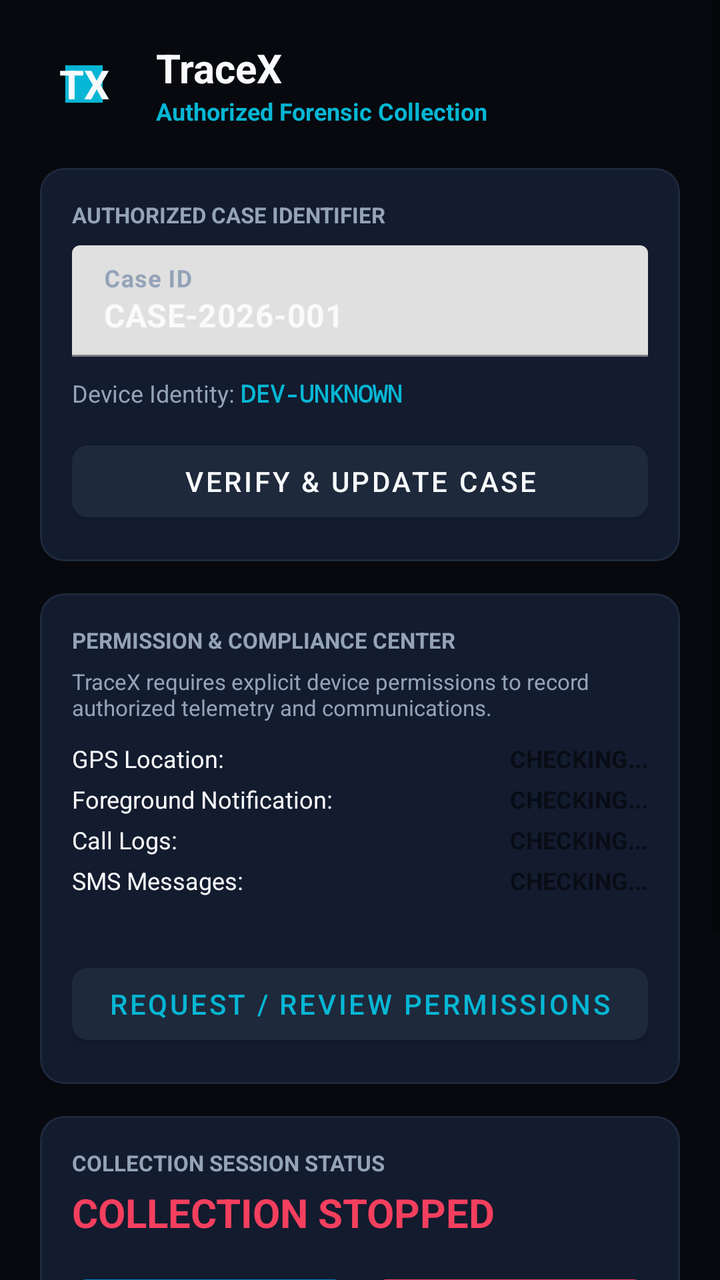
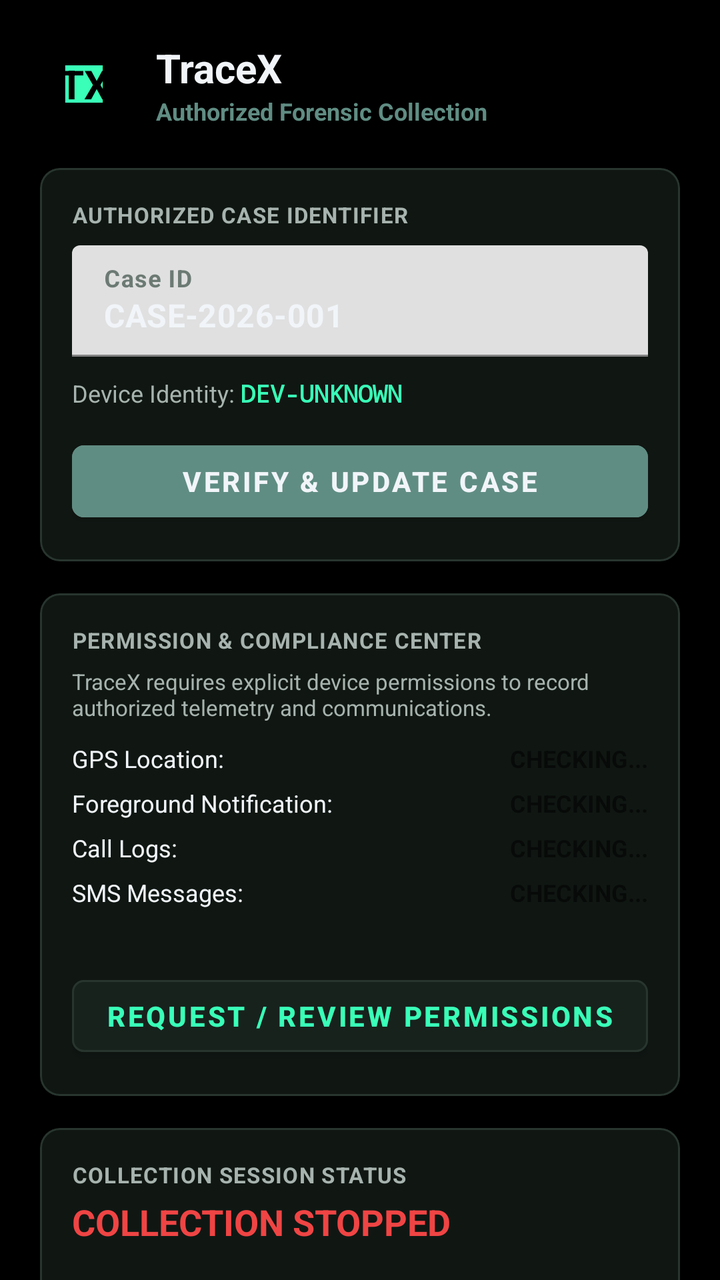

Screens rendered from an Android XML layout before and after an edit, with the pre-edit source and the edit as a unified diff.
<!-- AndroidManifest.xml: application theme Theme.TraceX -->
<!-- res/layout/activity_main.xml -->
<?xml version="1.0" encoding="utf-8"?>
<ScrollView xmlns:android="http://schemas.android.com/apk/res/android"
    xmlns:app="http://schemas.android.com/apk/res-auto"
    android:layout_width="match_parent"
    android:layout_height="match_parent"
    android:background="@color/bg_dark"
    android:fillViewport="true">

    <LinearLayout
        android:layout_width="match_parent"
        android:layout_height="wrap_content"
        android:orientation="vertical"
        android:padding="20dp">

        
        <LinearLayout
            android:layout_width="match_parent"
            android:layout_height="wrap_content"
            android:orientation="horizontal"
            android:gravity="center_vertical"
            android:layout_marginBottom="20dp">

            <TextView
                android:layout_width="44dp"
                android:layout_height="44dp"
                android:background="@drawable/ic_launcher_foreground"
                android:backgroundTint="@color/primary_cyan"
                android:text="TX"
                android:textColor="@color/text_white"
                android:textStyle="bold"
                android:textSize="20sp"
                android:gravity="center" />

            <LinearLayout
                android:layout_width="match_parent"
                android:layout_height="wrap_content"
                android:orientation="vertical"
                android:layout_marginStart="14dp">

                <TextView
                    android:layout_width="wrap_content"
                    android:layout_height="wrap_content"
                    android:text="TraceX"
                    android:textColor="@color/text_white"
                    android:textSize="20sp"
                    android:textStyle="bold" />

                <TextView
                    android:layout_width="wrap_content"
                    android:layout_height="wrap_content"
                    android:text="Authorized Forensic Collection"
                    android:textColor="@color/primary_cyan"
                    android:textSize="12sp"
                    android:textStyle="bold" />
            </LinearLayout>
        </LinearLayout>

        
        <com.google.android.material.card.MaterialCardView
            android:layout_width="match_parent"
            android:layout_height="wrap_content"
            android:layout_marginBottom="16dp"
            app:cardBackgroundColor="@color/bg_surface"
            app:strokeColor="@color/border_subtle"
            app:strokeWidth="1dp"
            app:cardCornerRadius="12dp">

            <LinearLayout
                android:layout_width="match_parent"
                android:layout_height="wrap_content"
                android:orientation="vertical"
                android:padding="16dp">

                <TextView
                    android:layout_width="wrap_content"
                    android:layout_height="wrap_content"
                    android:text="AUTHORIZED CASE IDENTIFIER"
                    android:textColor="@color/text_muted"
                    android:textSize="11sp"
                    android:textStyle="bold" />

                <com.google.android.material.textfield.TextInputLayout
                    android:layout_width="match_parent"
                    android:layout_height="wrap_content"
                    android:layout_marginTop="8dp"
                    android:hint="Case ID"
                    app:boxStrokeColor="@color/primary_cyan"
                    app:hintTextColor="@color/primary_cyan"
                    android:textColorHint="@color/text_muted">

                    <com.google.android.material.textfield.TextInputEditText
                        android:id="@+id/et_case_id"
                        android:layout_width="match_parent"
                        android:layout_height="wrap_content"
                        android:text="CASE-2026-001"
                        android:textColor="@color/text_white"
                        android:textStyle="bold" />
                </com.google.android.material.textfield.TextInputLayout>

                <LinearLayout
                    android:layout_width="match_parent"
                    android:layout_height="wrap_content"
                    android:orientation="horizontal"
                    android:gravity="center_vertical"
                    android:layout_marginTop="10dp">

                    <TextView
                        android:layout_width="wrap_content"
                        android:layout_height="wrap_content"
                        android:text="Device Identity: "
                        android:textColor="@color/text_muted"
                        android:textSize="12sp" />

                    <TextView
                        android:id="@+id/tv_device_id"
                        android:layout_width="wrap_content"
                        android:layout_height="wrap_content"
                        android:text="DEV-UNKNOWN"
                        android:textColor="@color/primary_cyan"
                        android:fontFamily="monospace"
                        android:textStyle="bold"
                        android:textSize="12sp" />
                </LinearLayout>

                <com.google.android.material.button.MaterialButton
                    android:id="@+id/btn_update_case"
                    android:layout_width="match_parent"
                    android:layout_height="wrap_content"
                    android:layout_marginTop="12dp"
                    android:text="Verify &amp; Update Case"
                    android:backgroundTint="@color/border_subtle"
                    android:textColor="@color/text_white"
                    app:cornerRadius="8dp" />
            </LinearLayout>
        </com.google.android.material.card.MaterialCardView>

        
        <com.google.android.material.card.MaterialCardView
            android:layout_width="match_parent"
            android:layout_height="wrap_content"
            android:layout_marginBottom="16dp"
            app:cardBackgroundColor="@color/bg_surface"
            app:strokeColor="@color/border_subtle"
            app:strokeWidth="1dp"
            app:cardCornerRadius="12dp">

            <LinearLayout
                android:layout_width="match_parent"
                android:layout_height="wrap_content"
                android:orientation="vertical"
                android:padding="16dp">

                <TextView
                    android:layout_width="wrap_content"
                    android:layout_height="wrap_content"
                    android:text="PERMISSION &amp; COMPLIANCE CENTER"
                    android:textColor="@color/text_muted"
                    android:textSize="11sp"
                    android:textStyle="bold" />

                <TextView
                    android:layout_width="match_parent"
                    android:layout_height="wrap_content"
                    android:text="TraceX requires explicit device permissions to record authorized telemetry and communications."
                    android:textColor="@color/text_muted"
                    android:textSize="11sp"
                    android:layout_marginTop="6dp" />

                
                <LinearLayout
                    android:layout_width="match_parent"
                    android:layout_height="wrap_content"
                    android:orientation="vertical"
                    android:layout_marginTop="10dp">

                    <LinearLayout
                        android:layout_width="match_parent"
                        android:layout_height="wrap_content"
                        android:orientation="horizontal"
                        android:layout_marginBottom="4dp">
                        <TextView
                            android:layout_width="0dp"
                            android:layout_height="wrap_content"
                            android:layout_weight="1"
                            android:text="GPS Location:"
                            android:textColor="@color/text_white"
                            android:textSize="12sp" />
                        <TextView
                            android:id="@+id/tv_perm_location"
                            android:layout_width="wrap_content"
                            android:layout_height="wrap_content"
                            android:text="CHECKING..."
                            android:textStyle="bold"
                            android:textSize="12sp" />
                    </LinearLayout>

                    <LinearLayout
                        android:layout_width="match_parent"
                        android:layout_height="wrap_content"
                        android:orientation="horizontal"
                        android:layout_marginBottom="4dp">
                        <TextView
                            android:layout_width="0dp"
                            android:layout_height="wrap_content"
                            android:layout_weight="1"
                            android:text="Foreground Notification:"
                            android:textColor="@color/text_white"
                            android:textSize="12sp" />
                        <TextView
                            android:id="@+id/tv_perm_notification"
                            android:layout_width="wrap_content"
                            android:layout_height="wrap_content"
                            android:text="CHECKING..."
                            android:textStyle="bold"
                            android:textSize="12sp" />
                    </LinearLayout>

                    <LinearLayout
                        android:layout_width="match_parent"
                        android:layout_height="wrap_content"
                        android:orientation="horizontal"
                        android:layout_marginBottom="4dp">
                        <TextView
                            android:layout_width="0dp"
                            android:layout_height="wrap_content"
                            android:layout_weight="1"
                            android:text="Call Logs:"
                            android:textColor="@color/text_white"
                            android:textSize="12sp" />
                        <TextView
                            android:id="@+id/tv_perm_call"
                            android:layout_width="wrap_content"
                            android:layout_height="wrap_content"
                            android:text="CHECKING..."
                            android:textStyle="bold"
                            android:textSize="12sp" />
                    </LinearLayout>

                    <LinearLayout
                        android:layout_width="match_parent"
                        android:layout_height="wrap_content"
                        android:orientation="horizontal">
                        <TextView
                            android:layout_width="0dp"
                            android:layout_height="wrap_content"
                            android:layout_weight="1"
                            android:text="SMS Messages:"
                            android:textColor="@color/text_white"
                            android:textSize="12sp" />
                        <TextView
                            android:id="@+id/tv_perm_sms"
                            android:layout_width="wrap_content"
                            android:layout_height="wrap_content"
                            android:text="CHECKING..."
                            android:textStyle="bold"
                            android:textSize="12sp" />
                    </LinearLayout>
                </LinearLayout>

                <TextView
                    android:id="@+id/tv_sms_diagnostic"
                    android:layout_width="match_parent"
                    android:layout_height="wrap_content"
                    android:text=""
                    android:textColor="@color/text_muted"
                    android:textSize="10sp"
                    android:layout_marginTop="6dp" />

                <com.google.android.material.button.MaterialButton
                    android:id="@+id/btn_grant_permissions"
                    android:layout_width="match_parent"
                    android:layout_height="wrap_content"
                    android:layout_marginTop="10dp"
                    android:text="Request / Review Permissions"
                    android:backgroundTint="@color/border_subtle"
                    android:textColor="@color/primary_cyan"
                    app:cornerRadius="8dp" />
            </LinearLayout>
        </com.google.android.material.card.MaterialCardView>

        
        <com.google.android.material.card.MaterialCardView
            android:layout_width="match_parent"
            android:layout_height="wrap_content"
            android:layout_marginBottom="16dp"
            app:cardBackgroundColor="@color/bg_surface"
            app:strokeColor="@color/border_subtle"
            app:strokeWidth="1dp"
            app:cardCornerRadius="12dp">

            <LinearLayout
                android:layout_width="match_parent"
                android:layout_height="wrap_content"
                android:orientation="vertical"
                android:padding="16dp">

                <TextView
                    android:layout_width="wrap_content"
                    android:layout_height="wrap_content"
                    android:text="COLLECTION SESSION STATUS"
                    android:textColor="@color/text_muted"
                    android:textSize="11sp"
                    android:textStyle="bold" />

                <TextView
                    android:id="@+id/tv_collection_status"
                    android:layout_width="wrap_content"
                    android:layout_height="wrap_content"
                    android:text="COLLECTION STOPPED"
                    android:textColor="@color/status_red"
                    android:textSize="20sp"
                    android:textStyle="bold"
                    android:layout_marginTop="4dp" />

                <LinearLayout
                    android:layout_width="match_parent"
                    android:layout_height="wrap_content"
                    android:orientation="horizontal"
                    android:layout_marginTop="14dp"
                    android:weightSum="2">

                    <com.google.android.material.button.MaterialButton
                        android:id="@+id/btn_start_service"
                        android:layout_width="0dp"
                        android:layout_height="wrap_content"
                        android:layout_weight="1"
                        android:layout_marginEnd="6dp"
                        android:text="START COLLECTION"
                        android:textStyle="bold"
                        android:backgroundTint="@color/primary_blue"
                        app:cornerRadius="8dp" />

                    <com.google.android.material.button.MaterialButton
                        android:id="@+id/btn_stop_service"
                        android:layout_width="0dp"
                        android:layout_height="wrap_content"
                        android:layout_weight="1"
                        android:layout_marginStart="6dp"
                        android:text="STOP COLLECTION"
                        android:textStyle="bold"
                        android:backgroundTint="@color/status_red"
                        app:cornerRadius="8dp" />
                </LinearLayout>
            </LinearLayout>
        </com.google.android.material.card.MaterialCardView>

        
        <com.google.android.material.card.MaterialCardView
            android:layout_width="match_parent"
            android:layout_height="wrap_content"
            app:cardBackgroundColor="@color/bg_surface"
            app:strokeColor="@color/border_subtle"
            app:strokeWidth="1dp"
            app:cardCornerRadius="12dp">

            <LinearLayout
                android:layout_width="match_parent"
                android:layout_height="wrap_content"
                android:orientation="vertical"
                android:padding="16dp">

                <TextView
                    android:layout_width="wrap_content"
                    android:layout_height="wrap_content"
                    android:text="EVIDENCE TELEMETRY MONITOR"
                    android:textColor="@color/text_muted"
                    android:textSize="11sp"
                    android:textStyle="bold" />

                <TextView
                    android:id="@+id/tv_last_location"
                    android:layout_width="wrap_content"
                    android:layout_height="wrap_content"
                    android:text="Last Coordinates: Waiting for GPS fix..."
                    android:textColor="@color/text_white"
                    android:textSize="13sp"
                    android:layout_marginTop="8dp" />

                <TextView
                    android:id="@+id/tv_movement_state"
                    android:layout_width="wrap_content"
                    android:layout_height="wrap_content"
                    android:text="Movement: Stationary"
                    android:textColor="@color/text_muted"
                    android:textSize="12sp"
                    android:layout_marginTop="2dp" />

                <TextView
                    android:id="@+id/tv_last_hash"
                    android:layout_width="wrap_content"
                    android:layout_height="wrap_content"
                    android:text="Evidence Hash: N/A"
                    android:textColor="@color/primary_cyan"
                    android:fontFamily="monospace"
                    android:textSize="11sp"
                    android:layout_marginTop="4dp" />

                <LinearLayout
                    android:layout_width="match_parent"
                    android:layout_height="wrap_content"
                    android:orientation="horizontal"
                    android:layout_marginTop="12dp"
                    android:weightSum="2">

                    <TextView
                        android:id="@+id/tv_queue_count"
                        android:layout_width="0dp"
                        android:layout_height="wrap_content"
                        android:layout_weight="1"
                        android:text="Queue: 0 pending"
                        android:textColor="@color/text_muted"
                        android:textSize="12sp" />

                    <TextView
                        android:id="@+id/tv_synced_count"
                        android:layout_width="0dp"
                        android:layout_height="wrap_content"
                        android:layout_weight="1"
                        android:text="Synced: 0 events"
                        android:textColor="@color/status_green"
                        android:textSize="12sp"
                        android:gravity="end" />
                </LinearLayout>
            </LinearLayout>
        </com.google.android.material.card.MaterialCardView>

    </LinearLayout>
</ScrollView>
<!-- resources referenced by this layout -->
<resources>
  <color name="bg_dark">#07090E</color>
  <color name="bg_surface">#131B2E</color>
  <color name="border_subtle">#1E293B</color>
  <color name="primary_blue">#0284C7</color>
  <color name="primary_cyan">#06B6D4</color>
  <color name="status_green">#10B981</color>
  <color name="status_red">#F43F5E</color>
  <color name="text_muted">#94A3B8</color>
  <color name="text_white">#F8FAFC</color>
  <!-- drawable ic_launcher_foreground (drawable) -->
  <?xml version="1.0" encoding="utf-8"?>
  <vector xmlns:android="http://schemas.android.com/apk/res/android"
      android:width="108dp"
      android:height="108dp"
      android:viewportWidth="108"
      android:viewportHeight="108">
      <path
          android:fillColor="#06b6d4"
          android:pathData="M31,31h46v46h-46z" />
      <path
          android:fillColor="#ffffff"
          android:pathData="M40,42h28v6h-11v18h-6v-18h-11z" />
  </vector>
  <style name="Theme.TraceX" parent="Theme.MaterialComponents.DayNight.NoActionBar">
          <item name="colorPrimary">@color/primary_blue</item>
          <item name="colorPrimaryVariant">@color/primary_cyan</item>
          <item name="colorOnPrimary">@color/text_white</item>
          <item name="android:windowBackground">@color/bg_dark</item>
          <item name="android:statusBarColor">@color/bg_dark</item>
      </style>
</resources>

<!-- the commit's change to res/layout/activity_main.xml (unified diff, before → after) -->
@@ -3,7 +3,7 @@
     xmlns:app="http://schemas.android.com/apk/res-auto"
     android:layout_width="match_parent"
     android:layout_height="match_parent"
-    android:background="@color/bg_dark"
+    android:background="@color/primary_jet_black"
     android:fillViewport="true">
 
     <LinearLayout
@@ -24,9 +24,9 @@
                 android:layout_width="44dp"
                 android:layout_height="44dp"
                 android:background="@drawable/ic_launcher_foreground"
-                android:backgroundTint="@color/primary_cyan"
+                android:backgroundTint="@color/primary_neon_emerald"
                 android:text="TX"
-                android:textColor="@color/text_white"
+                android:textColor="#000000"
                 android:textStyle="bold"
                 android:textSize="20sp"
                 android:gravity="center" />
@@ -49,7 +49,7 @@
                     android:layout_width="wrap_content"
                     android:layout_height="wrap_content"
                     android:text="Authorized Forensic Collection"
-                    android:textColor="@color/primary_cyan"
+                    android:textColor="@color/primary_moss_green"
                     android:textSize="12sp"
                     android:textStyle="bold" />
             </LinearLayout>
@@ -63,7 +63,8 @@
             app:cardBackgroundColor="@color/bg_surface"
             app:strokeColor="@color/border_subtle"
             app:strokeWidth="1dp"
-            app:cardCornerRadius="12dp">
+            app:cardCornerRadius="10dp"
+            app:cardElevation="0dp">
 
             <LinearLayout
                 android:layout_width="match_parent"
@@ -77,16 +78,17 @@
                     android:text="AUTHORIZED CASE IDENTIFIER"
                     android:textColor="@color/text_muted"
                     android:textSize="11sp"
-                    android:textStyle="bold" />
+                    android:textStyle="bold"
+                    android:letterSpacing="0.04" />
 
                 <com.google.android.material.textfield.TextInputLayout
                     android:layout_width="match_parent"
                     android:layout_height="wrap_content"
                     android:layout_marginTop="8dp"
                     android:hint="Case ID"
-                    app:boxStrokeColor="@color/primary_cyan"
-                    app:hintTextColor="@color/primary_cyan"
-                    android:textColorHint="@color/text_muted">
+                    app:boxStrokeColor="@color/primary_neon_emerald"
+                    app:hintTextColor="@color/primary_neon_emerald"
+                    android:textColorHint="@color/text_dim">
 
                     <com.google.android.material.textfield.TextInputEditText
                         android:id="@+id/et_case_id"
@@ -116,7 +118,7 @@
                         android:layout_width="wrap_content"
                         android:layout_height="wrap_content"
                         android:text="DEV-UNKNOWN"
-                        android:textColor="@color/primary_cyan"
+                        android:textColor="@color/primary_neon_emerald"
                         android:fontFamily="monospace"
                         android:textStyle="bold"
                         android:textSize="12sp" />
@@ -128,9 +130,10 @@
                     android:layout_height="wrap_content"
                     android:layout_marginTop="12dp"
                     android:text="Verify &amp; Update Case"
-                    android:backgroundTint="@color/border_subtle"
+                    android:backgroundTint="@color/primary_moss_green"
                     android:textColor="@color/text_white"
-                    app:cornerRadius="8dp" />
+                    android:textStyle="bold"
+                    app:cornerRadius="6dp" />
             </LinearLayout>
         </com.google.android.material.card.MaterialCardView>
 
@@ -142,7 +145,8 @@
             app:cardBackgroundColor="@color/bg_surface"
             app:strokeColor="@color/border_subtle"
             app:strokeWidth="1dp"
-            app:cardCornerRadius="12dp">
+            app:cardCornerRadius="10dp"
+            app:cardElevation="0dp">
 
             <LinearLayout
                 android:layout_width="match_parent"
@@ -156,7 +160,8 @@
                     android:text="PERMISSION &amp; COMPLIANCE CENTER"
                     android:textColor="@color/text_muted"
                     android:textSize="11sp"
-                    android:textStyle="bold" />
+                    android:textStyle="bold"
+                    android:letterSpacing="0.04" />
 
                 <TextView
                     android:layout_width="match_parent"
@@ -177,7 +182,7 @@
                         android:layout_width="match_parent"
                         android:layout_height="wrap_content"
                         android:orientation="horizontal"
-                        android:layout_marginBottom="4dp">
+                        android:layout_marginBottom="6dp">
                         <TextView
                             android:layout_width="0dp"
                             android:layout_height="wrap_content"
@@ -198,7 +203,7 @@
                         android:layout_width="match_parent"
                         android:layout_height="wrap_content"
                         android:orientation="horizontal"
-                        android:layout_marginBottom="4dp">
+                        android:layout_marginBottom="6dp">
                         <TextView
                             android:layout_width="0dp"
                             android:layout_height="wrap_content"
@@ -219,7 +224,7 @@
                         android:layout_width="match_parent"
                         android:layout_height="wrap_content"
                         android:orientation="horizontal"
-                        android:layout_marginBottom="4dp">
+                        android:layout_marginBottom="6dp">
                         <TextView
                             android:layout_width="0dp"
                             android:layout_height="wrap_content"
@@ -262,7 +267,7 @@
                     android:layout_width="match_parent"
                     android:layout_height="wrap_content"
                     android:text=""
-                    android:textColor="@color/text_muted"
+                    android:textColor="@color/text_dim"
                     android:textSize="10sp"
                     android:layout_marginTop="6dp" />
 
@@ -272,9 +277,12 @@
                     android:layout_height="wrap_content"
                     android:layout_marginTop="10dp"
                     android:text="Request / Review Permissions"
-                    android:backgroundTint="@color/border_subtle"
-                    android:textColor="@color/primary_cyan"
-                    app:cornerRadius="8dp" />
+                    android:backgroundTint="@color/bg_surface_secondary"
+                    android:textColor="@color/primary_neon_emerald"
+                    app:strokeColor="@color/border_subtle"
+                    app:strokeWidth="1dp"
+                    android:textStyle="bold"
+                    app:cornerRadius="6dp" />
             </LinearLayout>
         </com.google.android.material.card.MaterialCardView>
 
@@ -286,7 +294,8 @@
             app:cardBackgroundColor="@color/bg_surface"
             app:strokeColor="@color/border_subtle"
             app:strokeWidth="1dp"
-            app:cardCornerRadius="12dp">
+            app:cardCornerRadius="10dp"
+            app:cardElevation="0dp">
 
             <LinearLayout
                 android:layout_width="match_parent"
@@ -300,7 +309,8 @@
                     android:text="COLLECTION SESSION STATUS"
                     android:textColor="@color/text_muted"
                     android:textSize="11sp"
-                    android:textStyle="bold" />
+                    android:textStyle="bold"
+                    android:letterSpacing="0.04" />
 
                 <TextView
                     android:id="@+id/tv_collection_status"
@@ -308,7 +318,7 @@
                     android:layout_height="wrap_content"
                     android:text="COLLECTION STOPPED"
                     android:textColor="@color/status_red"
-                    android:textSize="20sp"
+                    android:textSize="18sp"
                     android:textStyle="bold"
                     android:layout_marginTop="4dp" />
 
@@ -327,8 +337,9 @@
                         android:layout_marginEnd="6dp"
                         android:text="START COLLECTION"
                         android:textStyle="bold"
-                        android:backgroundTint="@color/primary_blue"
-                        app:cornerRadius="8dp" />
+                        android:textColor="#000000"
+                        android:backgroundTint="@color/primary_neon_emerald"
+                        app:cornerRadius="6dp" />
 
                     <com.google.android.material.button.MaterialButton
                         android:id="@+id/btn_stop_service"
@@ -338,8 +349,9 @@
                         android:layout_marginStart="6dp"
                         android:text="STOP COLLECTION"
                         android:textStyle="bold"
+                        android:textColor="@color/text_white"
                         android:backgroundTint="@color/status_red"
-                        app:cornerRadius="8dp" />
+                        app:cornerRadius="6dp" />
                 </LinearLayout>
             </LinearLayout>
         </com.google.android.material.card.MaterialCardView>
@@ -351,7 +363,8 @@
             app:cardBackgroundColor="@color/bg_surface"
             app:strokeColor="@color/border_subtle"
             app:strokeWidth="1dp"
-            app:cardCornerRadius="12dp">
+            app:cardCornerRadius="10dp"
+            app:cardElevation="0dp">
 
             <LinearLayout
                 android:layout_width="match_parent"
@@ -365,7 +378,8 @@
                     android:text="EVIDENCE TELEMETRY MONITOR"
                     android:textColor="@color/text_muted"
                     android:textSize="11sp"
-                    android:textStyle="bold" />
+                    android:textStyle="bold"
+                    android:letterSpacing="0.04" />
 
                 <TextView
                     android:id="@+id/tv_last_location"
@@ -390,7 +404,7 @@
                     android:layout_width="wrap_content"
                     android:layout_height="wrap_content"
                     android:text="Evidence Hash: N/A"
-                    android:textColor="@color/primary_cyan"
+                    android:textColor="@color/primary_neon_emerald"
                     android:fontFamily="monospace"
                     android:textSize="11sp"
                     android:layout_marginTop="4dp" />
@@ -419,7 +433,8 @@
                         android:text="Synced: 0 events"
                         android:textColor="@color/status_green"
                         android:textSize="12sp"
-                        android:gravity="end" />
+                        android:gravity="end"
+                        android:textStyle="bold" />
                 </LinearLayout>
             </LinearLayout>
         </com.google.android.material.card.MaterialCardView>
<!-- resource entries referenced after the edit -->
@@ -1,14 +1,16 @@
 <!-- resources referenced by this layout -->
 <resources>
-  <color name="bg_dark">#07090E</color>
-  <color name="bg_surface">#131B2E</color>
-  <color name="border_subtle">#1E293B</color>
-  <color name="primary_blue">#0284C7</color>
-  <color name="primary_cyan">#06B6D4</color>
+  <color name="bg_surface">#101713</color>
+  <color name="bg_surface_secondary">#17221D</color>
+  <color name="border_subtle">#28352F</color>
+  <color name="primary_jet_black">#000000</color>
+  <color name="primary_moss_green">#608D83</color>
+  <color name="primary_neon_emerald">#39FFB8</color>
   <color name="status_green">#10B981</color>
-  <color name="status_red">#F43F5E</color>
-  <color name="text_muted">#94A3B8</color>
-  <color name="text_white">#F8FAFC</color>
+  <color name="status_red">#EF4444</color>
+  <color name="text_dim">#6C7A74</color>
+  <color name="text_muted">#A7B3AE</color>
+  <color name="text_white">#F1F5F9</color>
   <!-- drawable ic_launcher_foreground (drawable) -->
   <?xml version="1.0" encoding="utf-8"?>
   <vector xmlns:android="http://schemas.android.com/apk/res/android"
@@ -24,11 +26,27 @@
           android:pathData="M40,42h28v6h-11v18h-6v-18h-11z" />
   </vector>
   <style name="Theme.TraceX" parent="Theme.MaterialComponents.DayNight.NoActionBar">
-          <item name="colorPrimary">@color/primary_blue</item>
-          <item name="colorPrimaryVariant">@color/primary_cyan</item>
-          <item name="colorOnPrimary">@color/text_white</item>
-          <item name="android:windowBackground">@color/bg_dark</item>
-          <item name="android:statusBarColor">@color/bg_dark</item>
+          
+          <item name="colorPrimary">@color/primary_neon_emerald</item>
+          <item name="colorPrimaryVariant">@color/primary_moss_green</item>
+          <item name="colorOnPrimary">#000000</item>
+          <item name="colorSecondary">@color/primary_moss_green</item>
+          <item name="colorOnSecondary">@color/text_white</item>
+          
+          
+          <item name="android:windowBackground">@color/primary_jet_black</item>
+          <item name="android:statusBarColor">@color/primary_jet_black</item>
+          <item name="android:navigationBarColor">@color/primary_jet_black</item>
+          
+          
+          <item name="materialCardViewStyle">@style/Widget.TraceX.CardView</item>
+      </style>
+  <style name="Widget.TraceX.CardView" parent="Widget.MaterialComponents.CardView">
+          <item name="cardBackgroundColor">@color/bg_surface</item>
+          <item name="strokeColor">@color/border_subtle</item>
+          <item name="strokeWidth">1dp</item>
+          <item name="cardCornerRadius">10dp</item>
+          <item name="cardElevation">0dp</item>
       </style>
 </resources>
 
